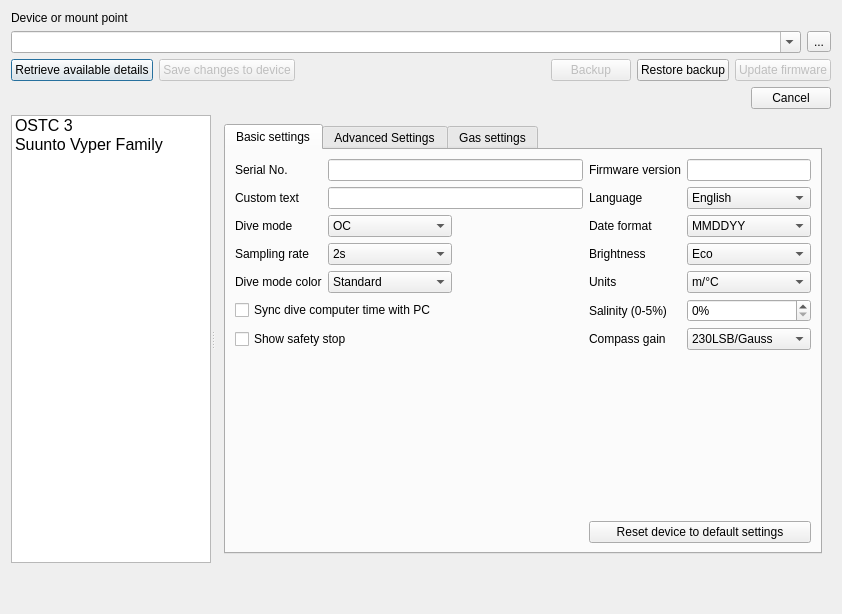
The window that qt-ui/configuredivecomputerdialog.ui (subsurface/subsurface) describes before a commit, drawn with Qt 5.
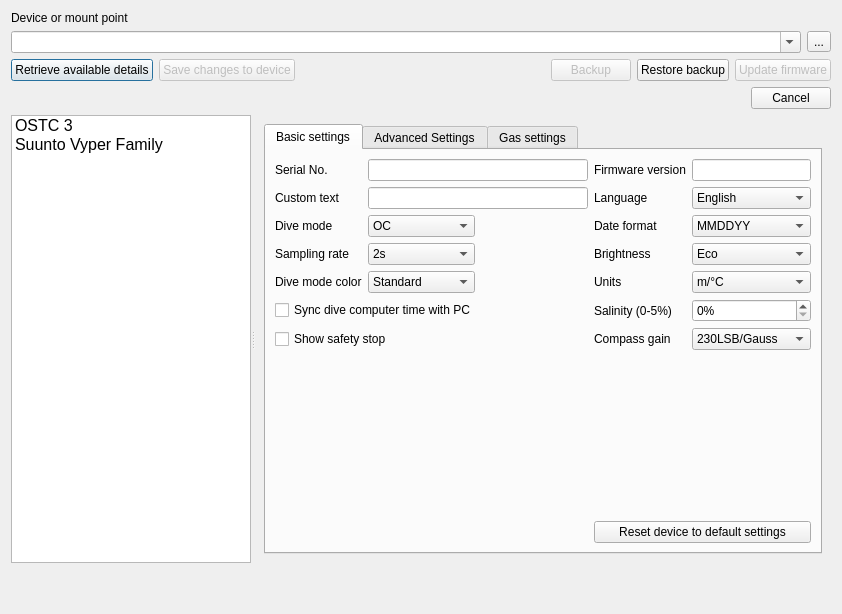
The same window after the commit. Icons and pictures are not drawn.

Commit message:
Add a icon for the Suunto Vyper Family config page
This adds a icon to the Vyper config page. The image is taken by me of
my Suunto Vyper. Thats the reason for the quality.

Question: Would it be ok to grab a PR image from Suunto's web page to
use here? If so they got better ones...

```diff
--- a/qt-ui/configuredivecomputerdialog.ui
+++ b/qt-ui/configuredivecomputerdialog.ui
@@ -151,7 +151,7 @@
      <widget class="QListWidget" name="DiveComputerList">
       <property name="maximumSize">
        <size>
-        <width>200</width>
+        <width>240</width>
         <height>16777215</height>
        </size>
       </property>
```
Left out of the diff: 4 changed lines with no effect on the pictures. The commit also changes 2 other files.
